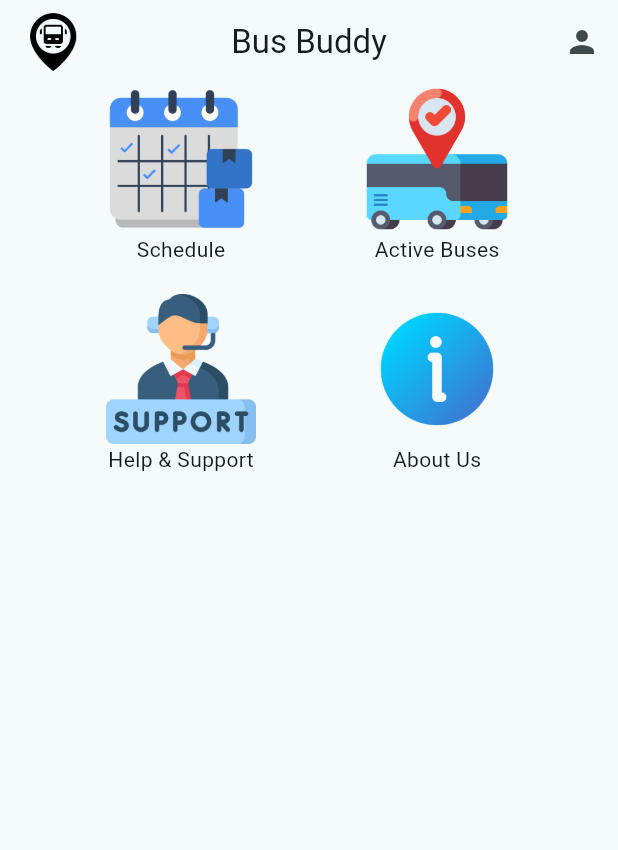
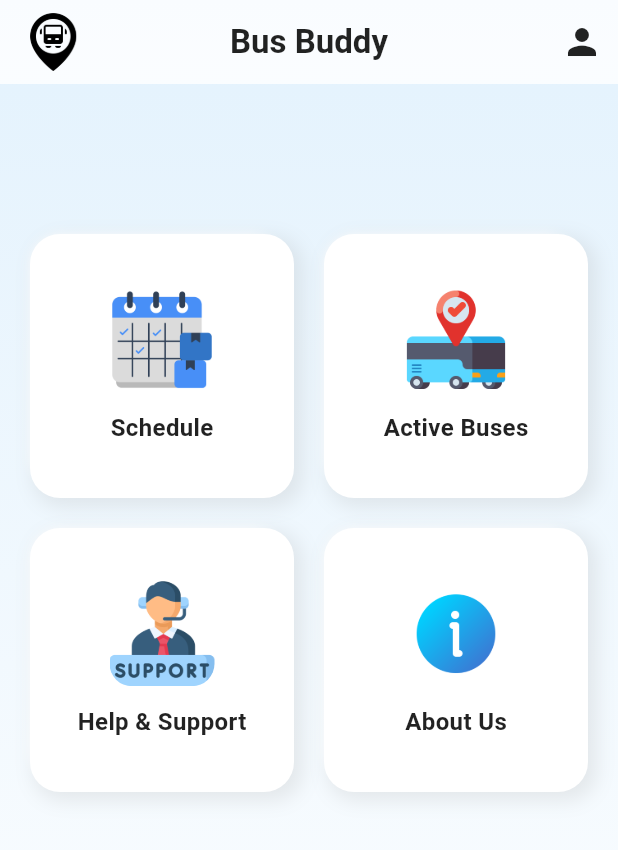
Before and after one commit to RaninduAmarasinghe/BusBuddy-FrontEnd, a Flutter app: the screen it shows after launch, on a phone screen of 412 x 824 dp. Shown: the top 850 px of the screen. Run offline on Flutter 3.47's test engine with Material 3 defaults, Android fonts, the phone set to English and light mode, and no system bars.

Commit message:
enhance ui 1

```diff
--- a/lib/main_page.dart
+++ b/lib/main_page.dart
@@ -1,3 +1,4 @@
+import 'dart:ui';
 import 'package:busbuddy_frontend/Driver/login.dart';
 import 'package:flutter/material.dart';
 
@@ -7,107 +8,110 @@ class MainPage extends StatelessWidget {
   @override
   Widget build(BuildContext context) {
     return Scaffold(
+      extendBodyBehindAppBar: true, // Makes AppBar background blend with body
       appBar: AppBar(
-        title: Text("Bus Buddy"),
+        title: const Text(
+          "Bus Buddy",
+          style: TextStyle(
+            fontSize: 22,
+            fontWeight: FontWeight.bold,
+            color: Colors.black87,
+          ),
+        ),
         centerTitle: true,
+        backgroundColor: Colors.white.withOpacity(0.8),
+        elevation: 0,
         leading: Padding(
-          padding: EdgeInsets.only(left: 15),
-          child: Image(
-            image: AssetImage("assets/bus.png"),
-          ),
+          padding: const EdgeInsets.only(left: 15),
+          child: Image.asset("assets/bus.png"),
         ),
         actions: [
           IconButton(
-              icon: Icon(Icons.person),
+            icon: const Icon(Icons.person, color: Colors.black87, size: 28),
             onPressed: () {
               Navigator.push(
                   context, MaterialPageRoute(builder: (context) => Login()));
-              })
+            },
+          ),
         ],
       ),
-      body: Container(
-        child: Column(
+      body: Stack(
         children: [
-            Row(
-              // First Row
-              mainAxisAlignment: MainAxisAlignment.spaceEvenly,
-              children: [
-                Column(
-                  children: [
-                    InkWell(
-                      onTap: () {
-                        print("Schedule clicked");
-                      },
-                      child: SizedBox(
-                        width: 100,
-                        height: 100,
-                        child: Image(
-                          image: AssetImage("assets/shedule.png"),
+          Positioned.fill(
+            child: Container(
+              decoration: BoxDecoration(
+                gradient: LinearGradient(
+                  begin: Alignment.topCenter,
+                  end: Alignment.bottomCenter,
+                  colors: [Colors.blue.shade50, Colors.white],
                 ),
               ),
             ),
-                    Text("Schedule"),
+          ),
+          Padding(
+            padding: const EdgeInsets.only(top: 100, left: 20, right: 20),
+            child: GridView.count(
+              crossAxisCount: 2,
+              crossAxisSpacing: 20,
+              mainAxisSpacing: 20,
+              children: [
+                _buildMenuItem("assets/shedule.png", "Schedule", () {
+                  print("Schedule clicked");
+                }),
+                _buildMenuItem("assets/activebus.png", "Active Buses", () {
+                  print("Active Buses clicked");
+                }),
+                _buildMenuItem("assets/help-desk.png", "Help & Support", () {
+                  print("Help & Support clicked");
+                }),
+                _buildMenuItem("assets/information.png", "About Us", () {
+                  print("About Us clicked");
+                }),
               ],
             ),
-                Column(
-                  children: [
-                    InkWell(
-                      onTap: () {
-                        print("Active Buses clicked");
-                      },
-                      child: SizedBox(
-                        width: 100,
-                        height: 100,
-                        child: Image(
-                          image: AssetImage("assets/activebus.png"),
-                        ),
-                      ),
-                    ),
-                    Text("Active Buses"),
-                  ],
           ),
         ],
       ),
-            SizedBox(height: 20), // Add spacing between rows
-            Row(
-              // Second Row
-              mainAxisAlignment: MainAxisAlignment.spaceEvenly,
-              children: [
-                Column(
-                  children: [
-                    InkWell(
-                      onTap: () {
-                        print("Schedule clicked");
-                      },
-                      child: SizedBox(
-                        width: 100,
-                        height: 100,
-                        child: Image(
-                          image: AssetImage("assets/help-desk.png"),
+    );
+  }
+
+  Widget _buildMenuItem(String imagePath, String title, VoidCallback onTap) {
+    return GestureDetector(
+      onTap: onTap,
+      child: Container(
+        decoration: BoxDecoration(
+          color: Colors.white,
+          borderRadius: BorderRadius.circular(20),
+          boxShadow: [
+            BoxShadow(
+              color: Colors.grey.withOpacity(0.2),
+              blurRadius: 10,
+              spreadRadius: 2,
+              offset: const Offset(4, 4),
             ),
+            BoxShadow(
+              color: Colors.white,
+              blurRadius: 5,
+              spreadRadius: -5,
+              offset: const Offset(-4, -4),
             ),
-                    ),
-                    Text("Help & Support"),
           ],
         ),
-                Column(
+        child: Column(
+          mainAxisAlignment: MainAxisAlignment.center,
           children: [
-                    InkWell(
-                      onTap: () {
-                        print("Location clicked");
-                      },
-                      child: SizedBox(
-                        width: 100,
-                        height: 100,
-                        child: Image(
-                          image: AssetImage("assets/information.png"),
+            ClipRRect(
+              borderRadius: BorderRadius.circular(15),
+              child: Image.asset(imagePath, width: 70, height: 70),
             ),
+            const SizedBox(height: 12),
+            Text(
+              title,
+              style: const TextStyle(
+                fontSize: 16,
+                fontWeight: FontWeight.w600,
+                color: Colors.black87,
               ),
-                    ),
-                    Text("About Us"),
-                  ],
-                ),
-              ],
             ),
           ],
         ),
```
Lines whose indentation alone changed are shown as unchanged.
